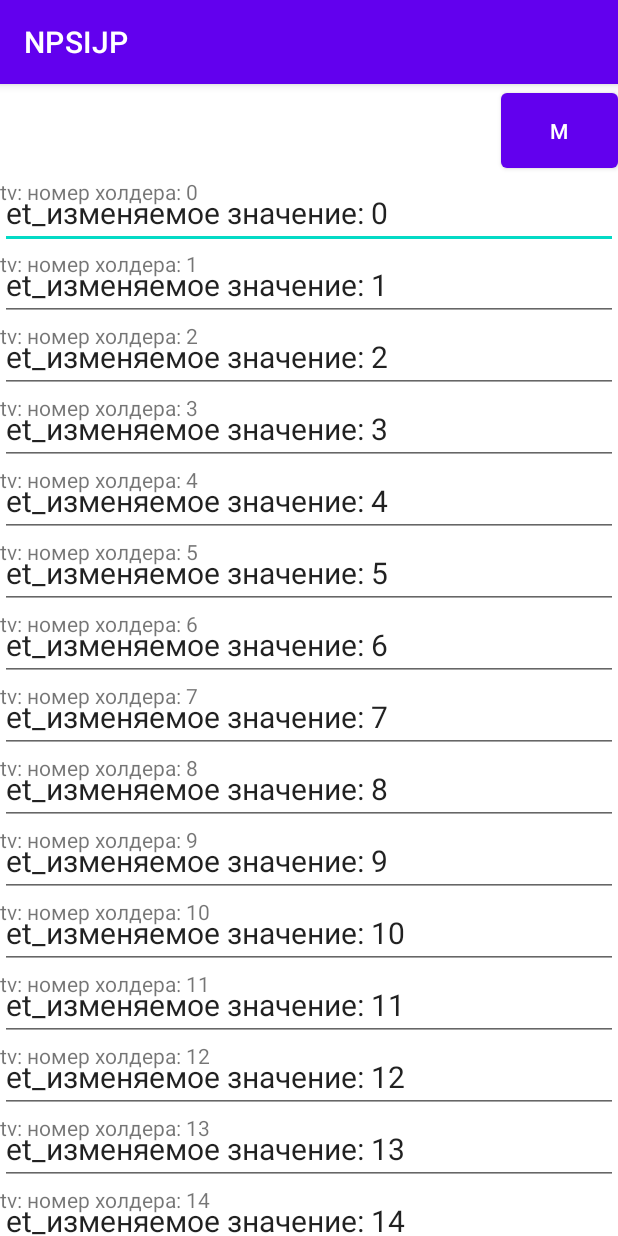
After one commit to Nidvorai4/NPSIJP, an Android app: the MainActivity screen opened directly, with no data from a screen before it, on a phone screen of 412 x 824 dp. The commit adds this screen. Run offline under Robolectric (Android 15) with nearby library versions, the phone set to English and light mode, and no system bars.

Commit message:
намутил ресайкл вью. Пока тестово. Без трёх полей.

```diff
--- a/app/build.gradle
+++ b/app/build.gradle
@@ -37,4 +37,5 @@ dependencies {
     testImplementation 'junit:junit:4.+'
     androidTestImplementation 'androidx.test.ext:junit:1.1.2'
     androidTestImplementation 'androidx.test.espresso:espresso-core:3.3.0'
+    implementation 'com.android.support:recyclerview-v7:28.0.0'
 }
--- /dev/null
+++ b/app/src/main/java/twelvecabsoft/education/npsijp/Adapters/RowsAdapter.java
@@ -0,0 +1,60 @@
+package twelvecabsoft.education.npsijp.Adapters;
+
+import android.content.Context;
+import android.view.LayoutInflater;
+import android.view.View;
+import android.view.ViewGroup;
+import android.widget.EditText;
+import android.widget.TextView;
+
+import androidx.annotation.NonNull;
+import androidx.recyclerview.widget.RecyclerView;
+
+import twelvecabsoft.education.npsijp.R;
+
+public class RowsAdapter extends  RecyclerView.Adapter<RowsAdapter.RowsViewHolder>{
+    private int ItemsCount;
+    private int ItemsCurCount;
+    public RowsAdapter(int Items_Count){
+        ItemsCount = Items_Count;
+        ItemsCurCount = 0;
+    }
+    @NonNull
+    @Override
+    public RowsViewHolder onCreateViewHolder(@NonNull ViewGroup parent, int viewType) {
+        Context context=parent.getContext();//TODO убедиться, что память не ликается
+        int LayoutIDForListItem=R.layout.rrrow_list_item;
+        LayoutInflater inflater=LayoutInflater.from(context); // чтоб надуть объект из XML
+        View view = inflater.inflate(LayoutIDForListItem,parent,false); // непосредственно надуваем (создаём компонент из XML описания)
+        RowsViewHolder viewHolder = new RowsViewHolder(view);
+        viewHolder.tv_ItemNum.setText("tv: номер холдера: " + ItemsCurCount);
+        ItemsCurCount++;
+        return viewHolder ;
+    }
+
+    @Override
+    public void onBindViewHolder(@NonNull RowsViewHolder holder, int position) {
+        holder.bind(position);
+    }
+
+    @Override
+    public int getItemCount() {
+        return ItemsCount;
+    }
+
+    class RowsViewHolder extends RecyclerView.ViewHolder{
+        TextView tv_ItemNum;
+        EditText et_Row;
+
+        public RowsViewHolder(@NonNull View itemView) {
+            super(itemView);
+            tv_ItemNum=itemView.findViewById(R.id.li_tv_item_num);
+            et_Row=itemView.findViewById(R.id.li_et_one_row);
+        }
+        void bind (int listIndex){
+            et_Row.setText("et_изменяемое значение: "+String.valueOf(listIndex));
+
+        }
+
+    }
+}
--- /dev/null
+++ b/app/src/main/res/drawable/ic_search_black_24dp.xml
@@ -0,0 +1,9 @@
+<vector xmlns:android="http://schemas.android.com/apk/res/android"
+        android:width="24dp"
+        android:height="24dp"
+        android:viewportWidth="24.0"
+        android:viewportHeight="24.0">
+    <path
+        android:fillColor="#FF000000"
+        android:pathData="M15.5,14h-0.79l-0.28,-0.27C15.41,12.59 16,11.11 16,9.5 16,5.91 13.09,3 9.5,3S3,5.91 3,9.5 5.91,16 9.5,16c1.61,0 3.09,-0.59 4.23,-1.57l0.27,0.28v0.79l5,4.99L20.49,19l-4.99,-5zM9.5,14C7.01,14 5,11.99 5,9.5S7.01,5 9.5,5 14,7.01 14,9.5 11.99,14 9.5,14z"/>
+</vector>
--- /dev/null
+++ b/app/src/main/res/layout/activity_main.xml
@@ -0,0 +1,40 @@
+<?xml version="1.0" encoding="utf-8"?>
+<LinearLayout xmlns:android="http://schemas.android.com/apk/res/android"
+    xmlns:app="http://schemas.android.com/apk/res-auto"
+    xmlns:tools="http://schemas.android.com/tools"
+    android:layout_width="match_parent"
+    android:layout_height="match_parent"
+    android:orientation="vertical"
+    tools:context=".MainActivity">
+
+    <LinearLayout
+        android:layout_width="match_parent"
+        android:layout_height="62dp"
+        android:orientation="horizontal">
+
+        <LinearLayout
+            android:layout_width="334dp"
+            android:layout_height="match_parent"
+            android:orientation="horizontal"></LinearLayout>
+
+        <Button
+            android:id="@+id/button2"
+            android:layout_width="wrap_content"
+            android:layout_height="match_parent"
+            android:layout_weight="1"
+            android:onClick="btnMenuOnClick"
+            android:text="M" />
+
+    </LinearLayout>
+
+    <LinearLayout
+        android:layout_width="match_parent"
+        android:layout_height="match_parent"
+        android:orientation="vertical">
+
+        <androidx.recyclerview.widget.RecyclerView
+            android:id="@+id/rv_rrrows"
+            android:layout_width="match_parent"
+            android:layout_height="match_parent" />
+    </LinearLayout>
+</LinearLayout>
--- /dev/null
+++ b/app/src/main/res/layout/rrrow_list_item.xml
@@ -0,0 +1,17 @@
+<?xml version="1.0" encoding="utf-8"?>
+<FrameLayout xmlns:android="http://schemas.android.com/apk/res/android"
+    xmlns:app="http://schemas.android.com/apk/res-auto"
+    android:layout_width="match_parent"
+    android:layout_height="wrap_content">
+
+    <EditText
+        android:id="@+id/li_et_one_row"
+        android:layout_width="match_parent"
+        android:layout_height="wrap_content"
+        android:inputType="text"
+        android:textSize="20sp"/>
+    <TextView
+        android:id="@+id/li_tv_item_num"
+        android:layout_width="match_parent"
+        android:layout_height="wrap_content"/>
+</FrameLayout>
--- /dev/null
+++ b/app/src/main/res/menu/main_menu.xml
@@ -0,0 +1,16 @@
+<?xml version="1.0" encoding="utf-8"?>
+<menu xmlns:app="http://schemas.android.com/apk/res-auto"
+    xmlns:android="http://schemas.android.com/apk/res/android">
+
+    <item
+        android:id="@+id/menStartNewTr"
+        android:title="@string/mSNT" />
+    <item
+        android:id="@+id/menSaveAll"
+        android:title="Сохранить" />
+    <item
+        android:id="@+id/app_bar_search"
+        android:icon="@drawable/ic_search_black_24dp"
+        android:title="Search"
+        app:actionViewClass="android.widget.SearchView" ></item>
+</menu>
--- a/app/src/main/res/values/strings.xml
+++ b/app/src/main/res/values/strings.xml
@@ -1,3 +1,4 @@
 <resources>
     <string name="app_name">NPSIJP</string>
+    <string name="mSNT">Начать новый перевод</string>
 </resources>
```
Also changed, not shown: app/src/main/AndroidManifest.xml (+8 -1 lines), app/src/main/java/twelvecabsoft/education/npsijp/InputSongText.java (+7 -8 lines), app/src/main/java/twelvecabsoft/education/npsijp/MainActivity.java (added, +147 -0 lines).
